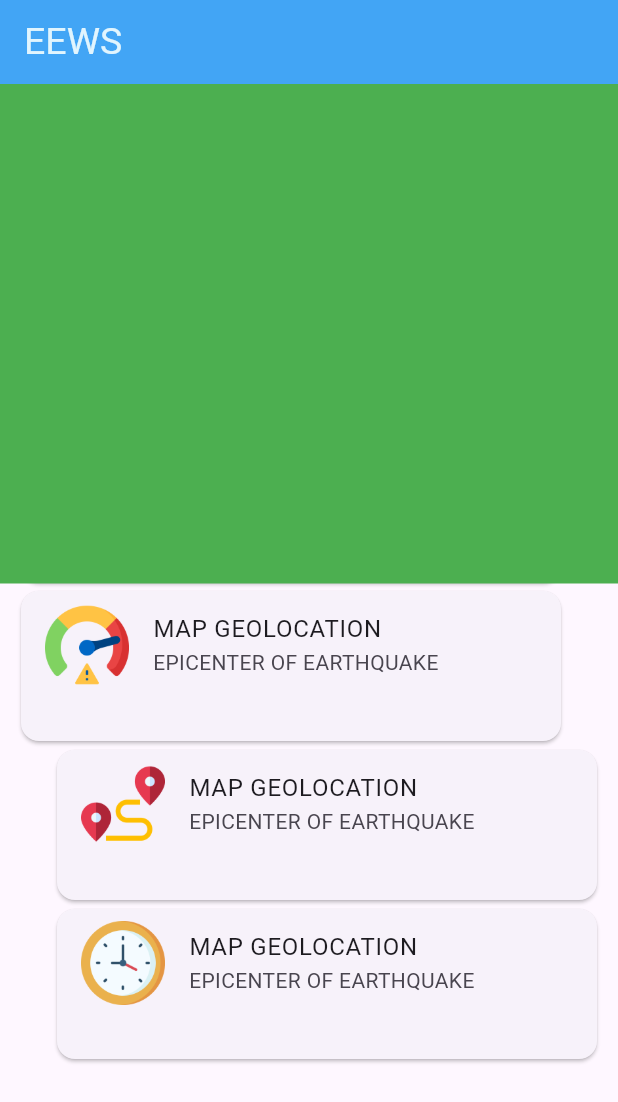
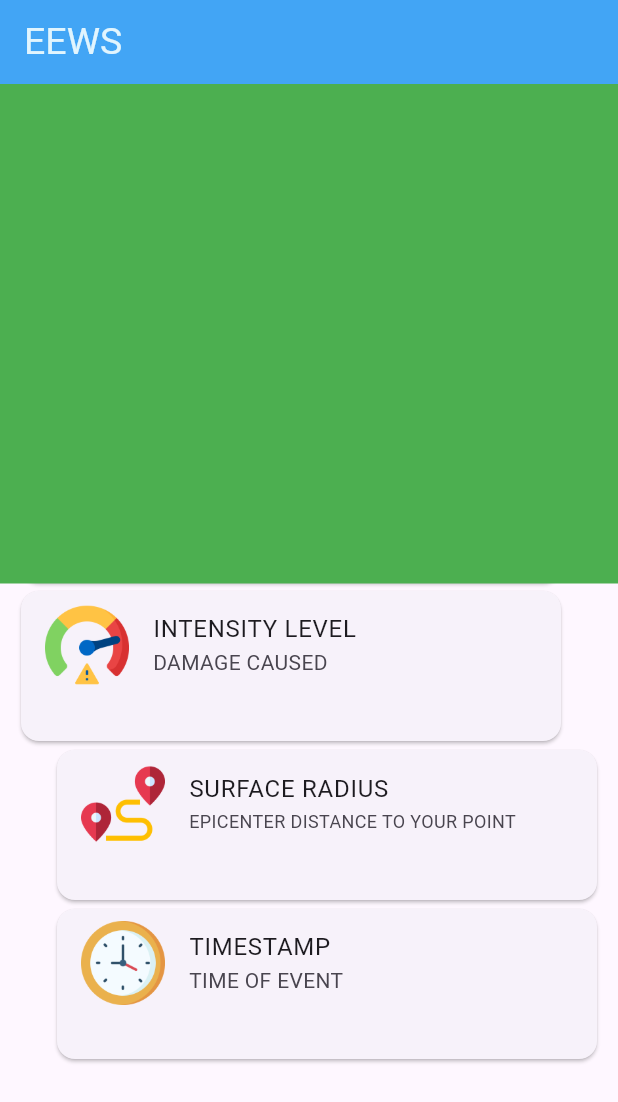
Before and after one commit to dodimarthen/New-EEWS, a Flutter app: the screen it shows after launch, on a phone screen of 412 x 824 dp. Shown: the top 1102 px of the screen. Run offline on Flutter 3.47's test engine with Material 3 defaults, Android fonts, the phone set to English and light mode, and no system bars; our stand-ins replace google_maps_flutter.

```diff
--- a/flutter_application/lib/widgets/intensity_level.dart
+++ b/flutter_application/lib/widgets/intensity_level.dart
@@ -15,8 +15,8 @@ class Intensity extends StatelessWidget {
             children: <Widget>[
               ListTile(
                 leading: Image.asset('assets/img/intensity.png'),
-                title: Text('MAP GEOLOCATION'),
-                subtitle: Text('EPICENTER OF EARTHQUAKE'),
+                title: Text('INTENSITY LEVEL'),
+                subtitle: Text('DAMAGE CAUSED'),
               ),
             ],
           ),
--- a/flutter_application/lib/widgets/location.dart
+++ b/flutter_application/lib/widgets/location.dart
@@ -15,8 +15,8 @@ class LocationDistance extends StatelessWidget {
             children: <Widget>[
               ListTile(
                 leading: Image.asset('assets/img/distance.png'),
-                title: Text('MAP GEOLOCATION'),
-                subtitle: Text('EPICENTER OF EARTHQUAKE'),
+                title: Text('SURFACE RADIUS'),
+                subtitle: Text('EPICENTER DISTANCE TO YOUR POINT', style: TextStyle(fontSize: 12)),
               ),
             ],
           ),
--- a/flutter_application/lib/widgets/origintime.dart
+++ b/flutter_application/lib/widgets/origintime.dart
@@ -15,8 +15,8 @@ class OriginTime extends StatelessWidget {
             children: <Widget>[
               ListTile(
                 leading: Image.asset('assets/img/clock_new.png'),
-                title: Text('MAP GEOLOCATION'),
-                subtitle: Text('EPICENTER OF EARTHQUAKE'),
+                title: Text('TIMESTAMP'),
+                subtitle: Text('TIME OF EVENT'),
               ),
             ],
           ),
--- a/flutter_application/pubspec.yaml
+++ b/flutter_application/pubspec.yaml
@@ -33,6 +33,7 @@ dependencies:
   # The following adds the Cupertino Icons font to your application.
   # Use with the CupertinoIcons class for iOS style icons.
   cupertino_icons: ^1.0.2
+  google_maps_flutter : ^2.0.10
 
 dev_dependencies:
   flutter_test:
```
Also changed, not shown: flutter_application/lib/widgets/MyMapScreen.dart (added, +38 -0 lines), flutter_application/lib/widgets/map.dart (+16 -0 lines), flutter_application/pubspec.lock.
